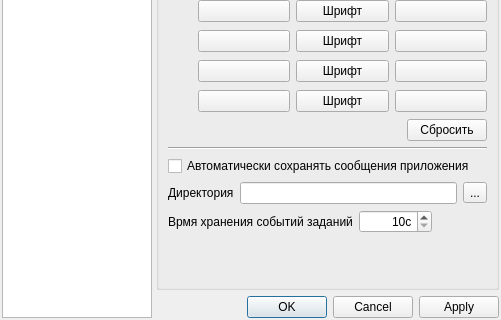
Above: REXLoader/settingsdialog.ui from RA9OAJ/rexloader before the change; both pictures show x 0 to 501 and y 1176 to 1496 of the 501 by 1496 pixel window. Below: the same form after it.
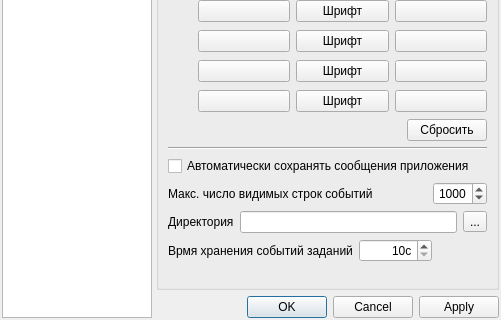
That is the form after the change. Icons and pictures are not drawn. Custom widgets are drawn as their Qt base class.

Commit message: Доработки: 1. Реализована настройка количества строк в журнале событий приложения. 2. Добавлен *.desktop (по просьбе DarkneSS) файл для автоматической настройки ярлыка для запуска программы в OpenDesktop системах.

```diff
--- a/REXLoader/settingsdialog.ui
+++ b/REXLoader/settingsdialog.ui
@@ -1630,6 +1630,52 @@
             </property>
            </widget>
           </item>
+          <item>
+           <layout class="QHBoxLayout" name="horizontalLayout_22">
+            <item>
+             <widget class="QLabel" name="label_28">
+              <property name="toolTip">
+               <string>Максимальное число видимых строк в журнале событий приложения и секций</string>
+              </property>
+              <property name="text">
+               <string>Макс. число видимых строк событий</string>
+              </property>
+             </widget>
+            </item>
+            <item>
+             <spacer name="horizontalSpacer_12">
+              <property name="orientation">
+               <enum>Qt::Horizontal</enum>
+              </property>
+              <property name="sizeHint" stdset="0">
+               <size>
+                <width>40</width>
+                <height>20</height>
+               </size>
+              </property>
+             </spacer>
+            </item>
+            <item>
+             <widget class="QSpinBox" name="logMaxStrings">
+              <property name="toolTip">
+               <string>Максимальное число видимых строк в журнале событий приложения и секций</string>
+              </property>
+              <property name="alignment">
+               <set>Qt::AlignRight|Qt::AlignTrailing|Qt::AlignVCenter</set>
+              </property>
+              <property name="minimum">
+               <number>100</number>
+              </property>
+              <property name="maximum">
+               <number>9999</number>
+              </property>
+              <property name="value">
+               <number>1000</number>
+              </property>
+             </widget>
+            </item>
+           </layout>
+          </item>
           <item>
            <layout class="QHBoxLayout" name="horizontalLayout_20">
             <item>
```
Left out of the diff: 6 changed lines with no effect on the pictures. The commit also changes 5 other files.
